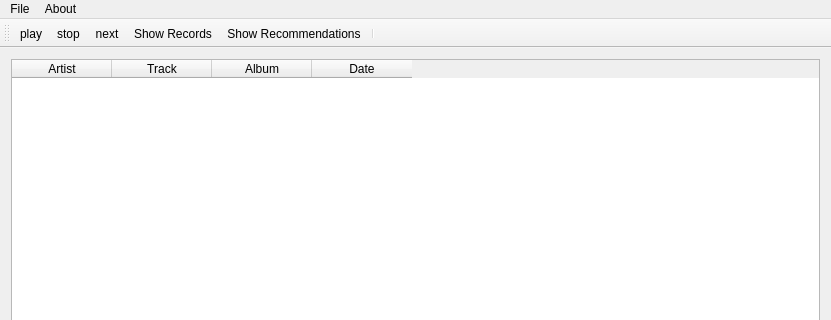
Old version of the form mainw.ui in the repository stephen-hopkins/MusicEEG; both pictures show x 0 to 831 and y 0 to 320 of the 831 by 656 pixel window.
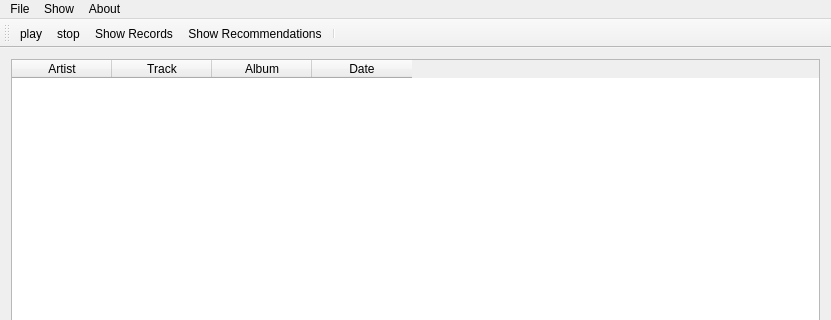
New version of the form. Custom widgets are drawn as their Qt base class.

Patch:
```diff
--- a/mainw.ui
+++ b/mainw.ui
@@ -115,7 +115,15 @@
     <addaction name="actionAbout"/>
     <addaction name="actionAboutQT"/>
    </widget>
+   <widget class="QMenu" name="menuShow">
+    <property name="title">
+     <string>Show</string>
+    </property>
+    <addaction name="actionShowRecords"/>
+    <addaction name="actionShow_Recommendations"/>
+   </widget>
    <addaction name="menuFile"/>
+   <addaction name="menuShow"/>
    <addaction name="menuAbout"/>
   </widget>
   <widget class="QToolBar" name="mainToolBar">
@@ -127,7 +135,6 @@
    </attribute>
    <addaction name="actionPlay"/>
    <addaction name="actionStop"/>
-   <addaction name="actionNext"/>
    <addaction name="actionShowRecords"/>
    <addaction name="actionShow_Recommendations"/>
    <addaction name="separator"/>
```
Left out of the diff: 7 changed lines with no effect on the pictures.
